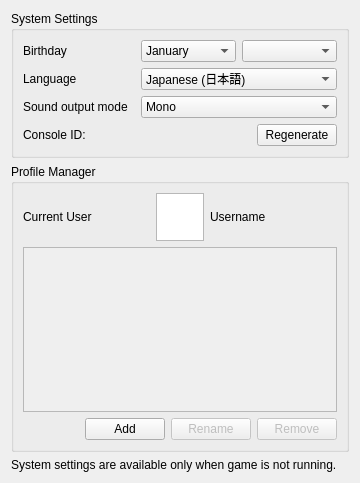
Above: src/yuzu/configuration/configure_system.ui from rorrim-rorrim/eden-alt before the change. Below: the same form after it.
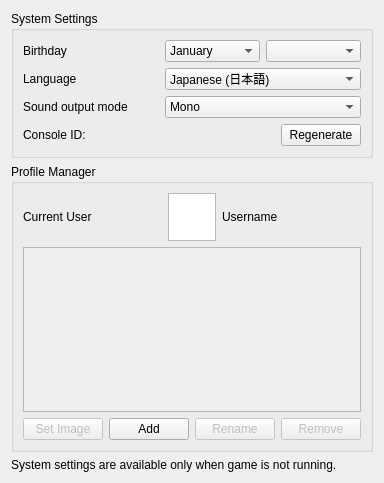
That is the form after the change.

Commit message: profile_manager: Load user icons, names, and UUIDs from system save

```diff
--- a/src/yuzu/configuration/configure_system.ui
+++ b/src/yuzu/configuration/configure_system.ui
@@ -333,6 +333,16 @@
         </item>
         <item row="2" column="0">
          <layout class="QHBoxLayout" name="horizontalLayout_3">
+          <item>
+           <widget class="QPushButton" name="pm_set_image">
+            <property name="enabled">
+             <bool>false</bool>
+            </property>
+            <property name="text">
+             <string>Set Image</string>
+            </property>
+           </widget>
+          </item>
           <item>
            <spacer name="horizontalSpacer">
             <property name="orientation">
```
The commit also changes 10 other files.
